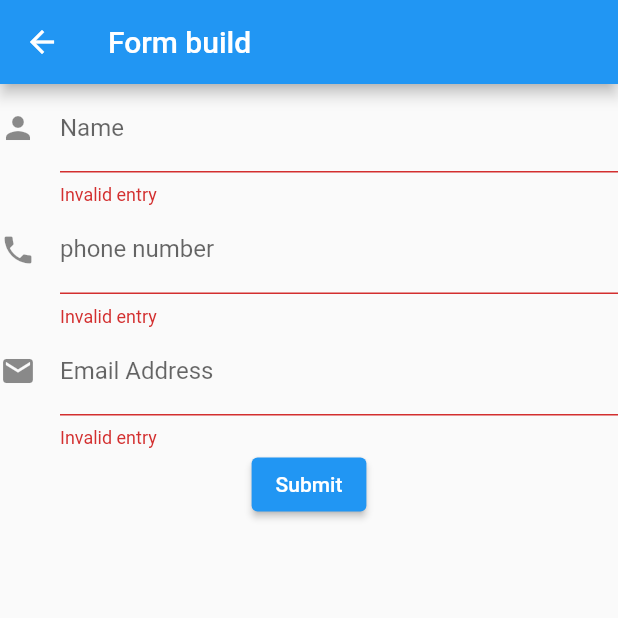
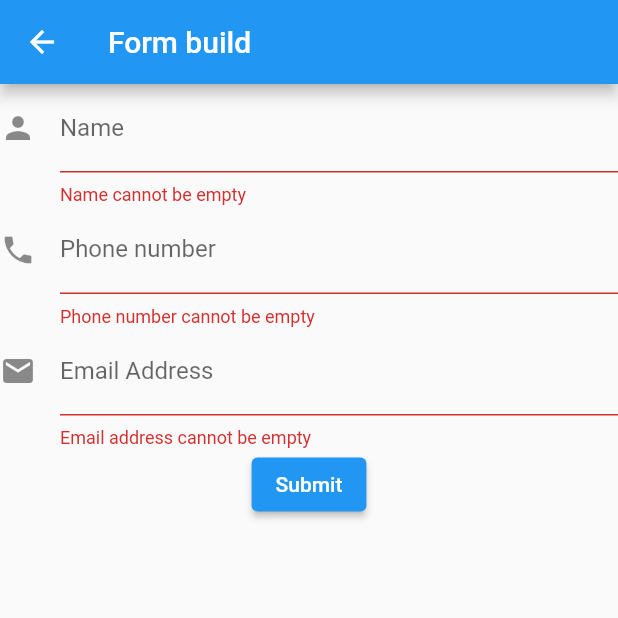
Before and after one commit to dilipkumar4813/flutter_illustrations, a Flutter app: the BasicForm screen opened by its route, after a tap on "Submit", on a phone screen of 412 x 824 dp, the top half of it. Run offline on Flutter 3.47's test engine with Material 2 defaults, Android fonts, the light colour scheme and no system bars; our stand-ins replace fluttertoast.

Commit message:
Save form
Save the form during form submit and display in snackbar

```diff
--- a/lib/screens/basic_form.dart
+++ b/lib/screens/basic_form.dart
@@ -37,7 +37,7 @@ class _BasicFormState extends State<BasicForm> {
                     ),
                     validator: (value) {
                       if (value!.isEmpty) {
-                        return ("Invalid entry");
+                        return ("Name cannot be empty");
                       }
                       return null;
                     },
@@ -47,11 +47,11 @@ class _BasicFormState extends State<BasicForm> {
                     decoration: const InputDecoration(
                       icon: const Icon(Icons.phone),
                       hintText: 'Enter your phone number',
-                      labelText: 'phone number',
+                      labelText: 'Phone number',
                     ),
                     validator: (value) {
                       if (value!.isEmpty) {
-                        return ("Invalid entry");
+                        return ("Phone number cannot be empty");
                       }
                       return null;
                     },
@@ -68,7 +68,7 @@ class _BasicFormState extends State<BasicForm> {
                     ),
                     validator: (value) {
                       if (value!.isEmpty) {
-                        return ("Invalid entry");
+                        return ("Email address cannot be empty");
                       }
                       return null;
                     },
@@ -79,6 +79,7 @@ class _BasicFormState extends State<BasicForm> {
             ElevatedButton(
               onPressed: () {
                 if (_formKey.currentState!.validate()) {
+                  _formKey.currentState!.save();
                   print("Test $emailAddress");
                   ScaffoldMessenger.of(context).showSnackBar(
                     SnackBar(
```
Also changed, not shown: 4 other files.
